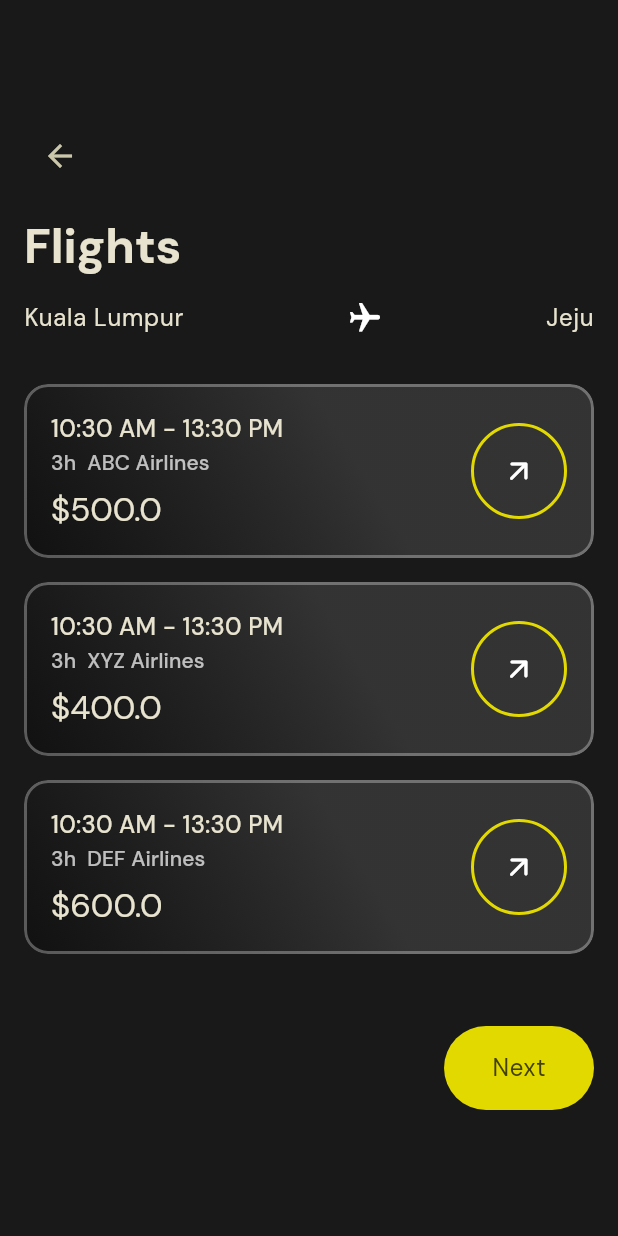
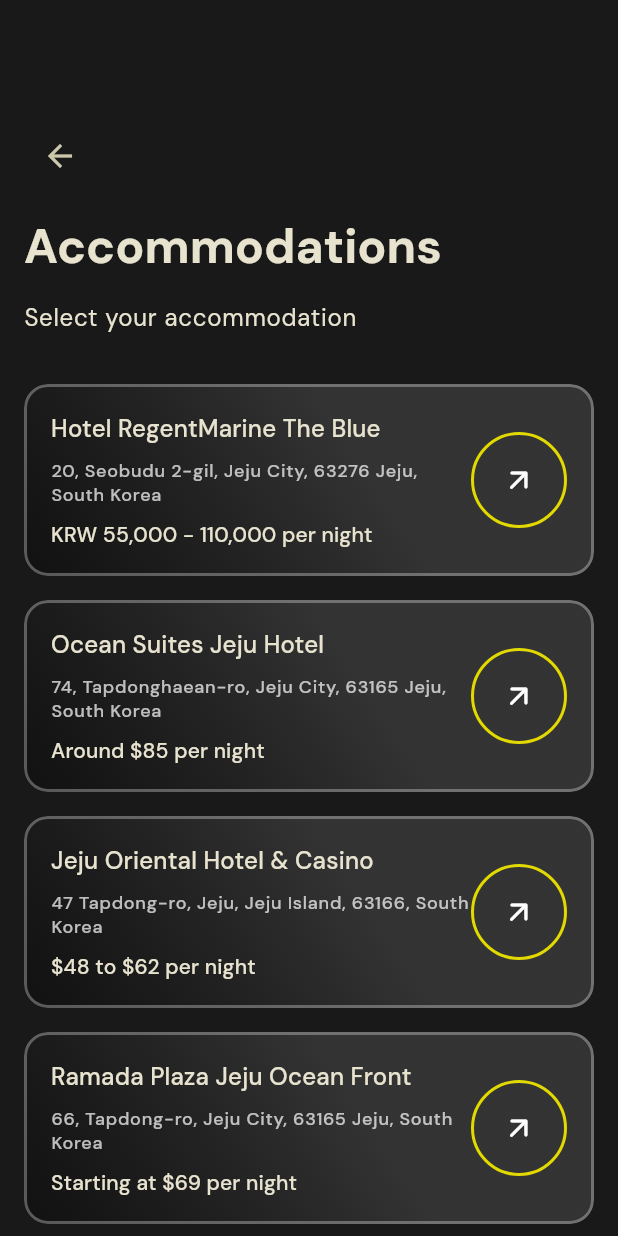
Before and after one commit to debbiechoong/TJom-frontend, a Flutter app: the OnBoarding screen opened directly, swiped to page 2, on a phone screen of 412 x 824 dp. Run offline on Flutter 3.47's test engine with Material 3 defaults, Android fonts, the phone set to English and light mode, and no system bars; drawn by our look-alikes of widget_circular_animator; our stand-ins replace animated_text_kit, cloud_firestore, crystal_navigation_bar, firebase_core, flutter_dotenv, flutter_staggered_animations and 4 more; missing offline and left inert: flutter_swipe_button, o3d; accounts and stored records are empty; network calls fail.

Commit message:
feat: accommodation page done

```diff
--- a/lib/main.dart
+++ b/lib/main.dart
@@ -1,5 +1,6 @@
 import 'package:flutter/material.dart';
 import 'package:jejom/modules/home/home.dart';
+import 'package:jejom/providers/accomodation_provider.dart';
 import 'package:jejom/providers/interest_provider.dart';
 import 'package:jejom/providers/onboarding_provider.dart';
 import 'package:jejom/providers/script_game_provider.dart';
@@ -39,6 +40,7 @@
         ChangeNotifierProvider(create: (context) => TripProvider()),
         ChangeNotifierProvider(create: (context) => InterestProvider()),
         ChangeNotifierProvider(create: (context) => ScriptGameProvider()),
+        ChangeNotifierProvider(create: (context) => AccommodationProvider()),
       ],
       child: MaterialApp(
         title: 'Flutter Demo',
--- a/lib/models/acccomodation.dart
+++ b/lib/models/acccomodation.dart
@@ -1,26 +1,67 @@
-
 class Accommodation {
-  final String id;
   final String name;
   final String address;
-  final DateTime stayDate;
-  final List<String> imageUrl;
-  final int price;
-  final double rating;
-  final double lat;
-  final double long;
+  final String price;
+  final String rating;
+  final double? lat;
+  final double? long;
   final String provider;
 
   Accommodation({
-    required this.id,
     required this.name,
     required this.address,
-    required this.stayDate,
-    required this.imageUrl,
     required this.price,
     required this.rating,
-    required this.lat,
-    required this.long,
+    this.lat,
+    this.long,
     required this.provider,
   });
+
+  factory Accommodation.fromJson(Map<String, dynamic> json) {
+    return Accommodation(
+      name: json['Name'],
+      address: json['Address'],
+      price: json['Price'],
+      rating: json['Rating'],
+      lat: (json['Latitude'] != "None" && json['Latitude'] != "Not provided")
+          ? double.tryParse(json['Latitude'])
+          : null,
+      long: (json['Longitude'] != "None" && json['Longitude'] != "Not provided")
+          ? double.tryParse(json['Longitude'])
+          : null,
+      provider: json['Provider'],
+    );
+  }
+
+  Map<String, dynamic> toJson() {
+    return {
+      'Name': name,
+      'Address': address,
+      'Price': price,
+      'Rating': rating,
+      'Latitude': lat?.toString() ?? "None",
+      'Longitude': long?.toString() ?? "None",
+      'Provider': provider,
+    };
+  }
+
+  Accommodation copyWith({
+    String? name,
+    String? address,
+    String? price,
+    String? rating,
+    double? lat,
+    double? long,
+    String? provider,
+  }) {
+    return Accommodation(
+      name: name ?? this.name,
+      address: address ?? this.address,
+      price: price ?? this.price,
+      rating: rating ?? this.rating,
+      lat: lat ?? this.lat,
+      long: long ?? this.long,
+      provider: provider ?? this.provider,
+    );
+  }
 }
--- /dev/null
+++ b/lib/modules/onboarding/accom_page.dart
@@ -0,0 +1,204 @@
+import 'package:flutter/cupertino.dart';
+import 'package:flutter/material.dart';
+import 'package:flutter_staggered_animations/flutter_staggered_animations.dart';
+import 'package:intl/intl.dart';
+import 'package:jejom/models/acccomodation.dart';
+import 'package:jejom/models/flight.dart';
+import 'package:jejom/providers/accomodation_provider.dart';
+import 'package:jejom/providers/onboarding_provider.dart';
+import 'package:jejom/utils/constants/curve.dart';
+import 'package:jejom/utils/glass_container.dart';
+import 'package:provider/provider.dart';
+
+class AccomPage extends StatefulWidget {
+  const AccomPage({super.key});
+
+  @override
+  State<AccomPage> createState() => _AccomPageState();
+}
+
+class _AccomPageState extends State<AccomPage> {
+  @override
+  Widget build(BuildContext context) {
+    final onboardingProvider = Provider.of<OnboardingProvider>(context);
+    final accommodationProvider = Provider.of<AccommodationProvider>(context);
+
+    return SingleChildScrollView(
+      child: Column(
+        crossAxisAlignment: CrossAxisAlignment.start,
+        children: [
+          const SizedBox(height: 80),
+          IconButton(
+              visualDensity: VisualDensity.adaptivePlatformDensity,
+              onPressed: () {
+                onboardingProvider.previousPage();
+              },
+              icon: const Icon(
+                Icons.arrow_back,
+                // size: 24,
+              )),
+          const SizedBox(height: 16),
+          Text(
+            "Accommodations",
+            style: Theme.of(context)
+                .textTheme
+                .headlineLarge
+                ?.copyWith(fontWeight: FontWeight.bold),
+          ),
+          const SizedBox(height: 16),
+          Text(
+            "Select your accommodation",
+            style: Theme.of(context).textTheme.bodyLarge,
+          ),
+          const SizedBox(height: 32),
+          AnimationLimiter(
+            child: MediaQuery.removePadding(
+              context: context,
+              removeTop: true,
+              child: ListView.builder(
+                shrinkWrap: true,
+                physics: const NeverScrollableScrollPhysics(),
+                itemCount: accommodationProvider.accommodations.length,
+                itemBuilder: (context, index) {
+                  final accom = accommodationProvider.accommodations[index];
+                  return AnimationConfiguration.staggeredList(
+                    position: index,
+                    duration: const Duration(milliseconds: 375),
+                    child: SlideAnimation(
+                      curve: EMPHASIZED_DECELERATE,
+                      child: FadeInAnimation(
+                        curve: EMPHASIZED_DECELERATE,
+                        child: GlassContainer(
+                          padding: 0,
+                          marginBottom: 16,
+                          width: double.infinity,
+                          child: accomCard(
+                              accom: accom,
+                              isSelected:
+                                  accommodationProvider.selectedAccommodation !=
+                                          null &&
+                                      accommodationProvider
+                                              .selectedAccommodation!.name ==
+                                          accom.name),
+                        ),
+                      ),
+                    ),
+                  );
+                },
+              ),
+            ),
+          ),
+          const SizedBox(height: 32),
+          Row(
+            children: [
+              const Spacer(),
+              FilledButton(
+                style: ButtonStyle(
+                  backgroundColor: MaterialStateProperty.all(
+                      Theme.of(context).colorScheme.primaryContainer),
+                  visualDensity: VisualDensity.adaptivePlatformDensity,
+                  padding: MaterialStateProperty.all(
+                    const EdgeInsets.symmetric(horizontal: 32, vertical: 16),
+                  ),
+                ),
+                onPressed: () {
+                  onboardingProvider.nextPage();
+                },
+                child: Text("Next",
+                    style: Theme.of(context).textTheme.bodyLarge?.copyWith(
+                          color:
+                              Theme.of(context).colorScheme.onPrimaryContainer,
+                        )),
+              ),
+            ],
+          ),
+          const SizedBox(height: 32),
+        ],
+      ),
+    );
+  }
+
+  Widget accomCard({required Accommodation accom, required bool isSelected}) {
+    final onboardingProvider = Provider.of<OnboardingProvider>(context);
+    final accommodationProvider = Provider.of<AccommodationProvider>(context);
+
+    return Container(
+      decoration: BoxDecoration(
+        color: isSelected
+            ? Theme.of(context).colorScheme.primaryContainer.withOpacity(0.1)
+            : null,
+        borderRadius: BorderRadius.circular(16),
+      ),
+      padding: const EdgeInsets.all(16),
+      child: Row(
+        mainAxisAlignment: MainAxisAlignment.spaceBetween,
+        children: [
+          Expanded(
+            child: Column(
+              crossAxisAlignment: CrossAxisAlignment.start,
+              children: [
+                Text(
+                  '${accom.name}',
+                  style: Theme.of(context).textTheme.titleMedium,
+                ),
+                const SizedBox(height: 8),
+                Text(
+                  '${accom.address}',
+                  style: Theme.of(context).textTheme.labelMedium?.copyWith(
+                        color: Theme.of(context)
+                            .colorScheme
+                            .onBackground
+                            .withOpacity(0.8),
+                      ),
+                ),
+                const SizedBox(height: 8),
+                Text(
+                  '${accom.price}',
+                  style: Theme.of(context).textTheme.titleSmall,
+                ),
+              ],
+            ),
+          ),
+          Column(
+            mainAxisAlignment: MainAxisAlignment.center,
+            crossAxisAlignment: CrossAxisAlignment.end,
+            children: [
+              InkWell(
+                onTap: () {
+                  accommodationProvider.toggleSelectedAccommodation(accom);
+                },
+                child: Container(
+                    width: 64,
+                    height: 64,
+                    padding: const EdgeInsets.all(8),
+                    decoration: BoxDecoration(
+                      border: isSelected
+                          ? null
+                          : Border.all(
+                              color: Theme.of(context)
+                                  .colorScheme
+                                  .primaryContainer,
+                              width: 2,
+                            ),
+                      color: isSelected
+                          ? Theme.of(context).colorScheme.primaryContainer
+                          : null,
+                      borderRadius: BorderRadius.circular(32),
+                    ),
+                    child: AnimatedSwitcher(
+                      duration: const Duration(milliseconds: 300),
+                      child: isSelected
+                          ? const Icon(Icons.check)
+                          : Transform.rotate(
+                              angle: 1.5708 / 2,
+                              child: const Icon(Icons.arrow_upward_rounded),
+                            ),
+                    )),
+              )
+            ],
+          ),
+        ],
+      ),
+    );
+  }
+}
--- a/lib/modules/onboarding/onboarding_wrapper.dart
+++ b/lib/modules/onboarding/onboarding_wrapper.dart
@@ -1,4 +1,5 @@
 import 'package:flutter/material.dart';
+import 'package:jejom/modules/onboarding/accom_page.dart';
 import 'package:jejom/modules/onboarding/flights.dart';
 import 'package:jejom/modules/onboarding/itinerary.dart';
 import 'package:jejom/modules/onboarding/landing.dart';
@@ -52,7 +53,8 @@
                       TravelDetails(
                         isOnboarding: true,
                       ),
-                      Flights(),
+                      // Flights(),
+                      AccomPage(),
                       Itinerary(),
                       OnboardingSuccess(),
                     ],
@@ -62,7 +64,8 @@
                     physics: const NeverScrollableScrollPhysics(),
                     children: const [
                       TravelDetails(isOnboarding: false),
-                      Flights(),
+                      // Flights(),
+                      AccomPage(),
                       Itinerary(),
                       OnboardingSuccess(),
                     ],
--- a/lib/modules/onboarding/travel_details.dart
+++ b/lib/modules/onboarding/travel_details.dart
@@ -70,7 +70,7 @@
                   ),
                 ],
               ),
-              const SizedBox(height: 8),
+              const SizedBox(height: 32),
             ]),
           );
   }
--- /dev/null
+++ b/lib/providers/accomodation_provider.dart
@@ -0,0 +1,81 @@
+import 'package:flutter/material.dart';
+import 'package:jejom/models/acccomodation.dart';
+
+class AccommodationProvider extends ChangeNotifier {
+  final List<Accommodation> accommodations = [];
+  Accommodation? selectedAccommodation;
+
+  AccommodationProvider() {
+    fetchAccommodations();
+  }
+
+  void toggleSelectedAccommodation(Accommodation accommodation) {
+    if (selectedAccommodation == accommodation) {
+      selectedAccommodation = null;
+    } else {
+      selectedAccommodation = accommodation;
+    }
+    notifyListeners();
+  }
+
+  void fetchAccommodations() {
+    for (var i = 0; i < response.length; i++) {
+      accommodations.add(Accommodation.fromJson(response[i]));
+    }
+    notifyListeners();
+  }
+
+  void addAccommodation(Accommodation accommodation) {
+    accommodations.add(accommodation);
+    notifyListeners();
+  }
+}
+
+const response = [
+  {
+    "Name": "Hotel RegentMarine The Blue",
+    "Address": "20, Seobudu 2-gil, Jeju City, 63276 Jeju, South Korea",
+    "Price": "KRW 55,000 - 110,000 per night",
+    "Rating": "8.6 out of 10",
+    "Latitude": "None",
+    "Longitude": "None",
+    "Provider": "Booking.com, HotelsCombined, Agoda, Momondo"
+  },
+  {
+    "Name": "Ocean Suites Jeju Hotel",
+    "Address": "74, Tapdonghaean-ro, Jeju City, 63165 Jeju, South Korea",
+    "Price": "Around \$85 per night",
+    "Rating": "4 out of 5",
+    "Latitude": "33.5065",
+    "Longitude": "126.4914",
+    "Provider": "Ocean Suites Jeju Hotel"
+  },
+  {
+    "Name": "Jeju Oriental Hotel & Casino",
+    "Address": "47 Tapdong-ro, Jeju, Jeju Island, 63166, South Korea",
+    "Price": "\$48 to \$62 per night",
+    "Rating": "8.1",
+    "Latitude": "None",
+    "Longitude": "None",
+    "Provider": "Jeju Oriental Hotel & Casino"
+  },
+  {
+    "Name": "Ramada Plaza Jeju Ocean Front",
+    "Address": "66, Tapdong-ro, Jeju City, 63165 Jeju, South Korea",
+    "Price": "Starting at \$69 per night",
+    "Rating": "8.1 out of 10",
+    "Latitude": "33.247204",
+    "Longitude": "126.412185",
+    "Provider": "Wyndham Hotels"
+  },
+  {
+    "Name": "Hotel Shinhwa World",
+    "Address":
+        "38, Sinhwayeoksa-ro 304beon-gil, Andeok-myeon, Andeok, 63522 Seogwipo, South Korea",
+    "Price": "Not provided",
+    "Rating": "4.5 out of 5",
+    "Latitude": "Not provided",
+    "Longitude": "Not provided",
+    "Provider": "Shinhwa World Company"
+  }
+];
--- a/lib/providers/onboarding_provider.dart
+++ b/lib/providers/onboarding_provider.dart
@@ -29,7 +29,7 @@
     if (_page == 0) {
       return;
     }
-    ;
+
     _page--;
     _mainPageController.animateToPage(_page,
         duration: const Duration(milliseconds: 600),
--- a/lib/providers/script_game_provider.dart
+++ b/lib/providers/script_game_provider.dart
@@ -5,6 +5,7 @@
 class ScriptGameProvider extends ChangeNotifier {
   List<ScriptGame>? games;
   ScriptGame? selectedGame;
+
   Language lang = Language.english;
 
   ScriptGameProvider() {
--- a/lib/providers/trip_provider.dart
+++ b/lib/providers/trip_provider.dart
@@ -72,64 +72,43 @@
         ),
       ],
       accommodations: [
-        Accommodation(
-          id: "1",
-          name: "Hotel ABC",
-          address: "123 Main Street, Paris, France",
-          stayDate: DateTime.now(),
-          imageUrl: [
-            "https://example.com/hotel_1.jpg",
-            "https://example.com/hotel_2.jpg",
-            "https://example.com/hotel_3.jpg",
-          ],
-          price: 200,
-          rating: 4.5,
-          lat: 48.8566,
-          long: 2.3522,
-          provider: "XYZ Accommodations",
-        ),
-        Accommodation(
-          id: "2",
-          name: "Hotel XYZ",
-          address: "456 Broadway, Paris, France",
-          stayDate: DateTime.now(),
-          imageUrl: [
-            "https://example.com/hotel_4.jpg",
-            "https://example.com/hotel_5.jpg",
-            "https://example.com/hotel_6.jpg",
-          ],
-          price: 150,
-          rating: 4.2,
-          lat: 48.8566,
-          long: 2.3522,
-          provider: "ABC Accommodations",
-        ),
+        // Accommodation(
+        //   id: "1",
+        //   name: "Hotel ABC",
+        //   address: "123 Main Street, Paris, France",
+        //   stayDate: DateTime.now(),
+        //   imageUrl: [
+        //     "https://example.com/hotel_1.jpg",
+        //     "https://example.com/hotel_2.jpg",
+        //     "https://example.com/hotel_3.jpg",
+        //   ],
+        //   price: 200,
+        //   rating: 4.5,
+        //   lat: 48.8566,
+        //   long: 2.3522,
+        //   provider: "XYZ Accommodations",
+        // ),
+        // Accommodation(
+        //   id: "2",
+        //   name: "Hotel XYZ",
+        //   address: "456 Broadway, Paris, France",
+        //   stayDate: DateTime.now(),
+        //   imageUrl: [
+        //     "https://example.com/hotel_4.jpg",
+        //     "https://example.com/hotel_5.jpg",
+        //     "https://example.com/hotel_6.jpg",
+        //   ],
+        //   price: 150,
+        //   rating: 4.2,
+        //   lat: 48.8566,
+        //   long: 2.3522,
+        //   provider: "ABC Accommodations",
+        // ),
       ],
-    ),
-    Trip(
-      id: "2",
-      title: "Trip to Tokyo",
-      description: "A trip to the city of lights",
-      startDate: DateTime.now(),
-      endDate: DateTime.now().add(const Duration(days: 5)),
-      flights: [],
-      destinations: [],
-      accommodations: [],
-    ),
-    Trip(
-      id: "3",
-      title: "Trip to New York",
-      description: "A trip to the city that never sleeps",
-      startDate: DateTime.now(),
-      endDate: DateTime.now().add(const Duration(days: 5)),
-      flights: [],
-      destinations: [],
-      accommodations: [],
     ),
   ];
 
   String newPrompt = "";
-
 
   void addTrip(Trip trip) {
     trips.add(trip);
@@ -160,3 +139,33 @@
     notifyListeners();
   }
 }
+
+const response = [
+  {
+    "Name": "Seongsan Ilchulbong",
+    "Description":
+        "Seongsan Ilchulbong, also known as 'Sunrise Peak,' is a volcano on eastern Jeju Island, in Seongsan-ri, Seogwipo, Jeju Province, South Korea. It is 182 meters high and has a volcanic crater at the top. Considered one of South Korea's most beautiful tourist sites, it is famed for being the easternmost mountain on Jeju, and thus the best spot on the island to see the sunrise.",
+    "Price": "KRW 2,000",
+    "Address": "Seongsan-eup, Seogwipo-si, Jeju-do, South Korea",
+    "Latitude": "33.461111",
+    "Longitude": "126.940556"
+  },
+  {
+    "Name": "Jeju Olle Trails",
+    "Description":
+        "The Jeju Olle Trails are a series of walking trails that loop around the outskirts of Jeju-do. The trails cover a distance of 425 km and are divided into 21 main routes and 5 sub-routes. The word olle (올레) in the Jeju dialect means 'a narrow street that leads to a wider road'. The trails offer a unique way to explore Jeju Island, with options for a month-long through-hike or exploring in bite-sized sections.",
+    "Price": "Free",
+    "Address": "Jeju Island, South Korea",
+    "Latitude": "33.373056",
+    "Longitude": "126.531944"
+  },
+  {
+    "Name": "Cheonjeyeon Waterfall",
+    "Description":
+        "Cheonjeyeon Waterfall is a three-tier waterfall located on Jeju Island, South Korea. It is a popular tourist attraction and one of the three famous waterfalls of Jeju, alongside Cheonjiyeon Waterfall and Jeongbang Waterfall. The waterfall has three sections, with the first running from the floor of the mountain on the upper part of Jungmun-dong, which falls 22 meters. The water then falls again two more times to form the second and third sections, which then tributes to the sea. The first segment is usually a pond, but falls when it rains. The forest in which the fall is located is in a warm temperature zone so it is home to a variety of flora and fauna.",
+    "Price": "None",
+    "Address": "Jungmun-dong, Seogwipo, Jeju-do, South Korea",
+    "Latitude": "33.254",
+    "Longitude": "126.417"
+  }
+];
```
